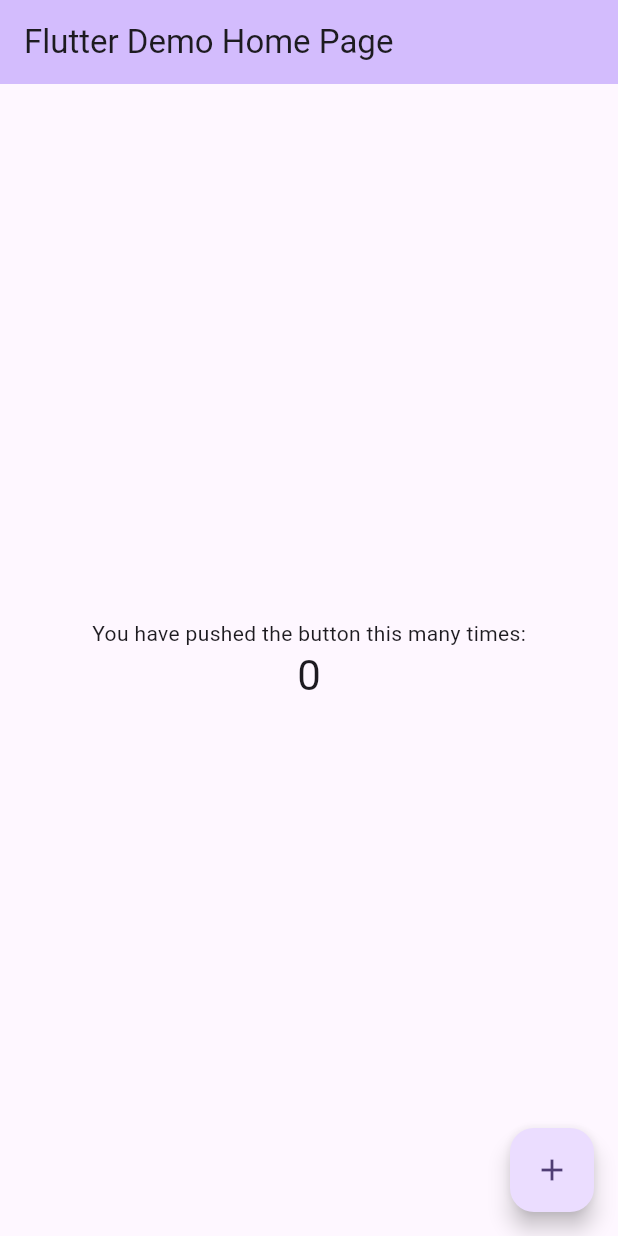
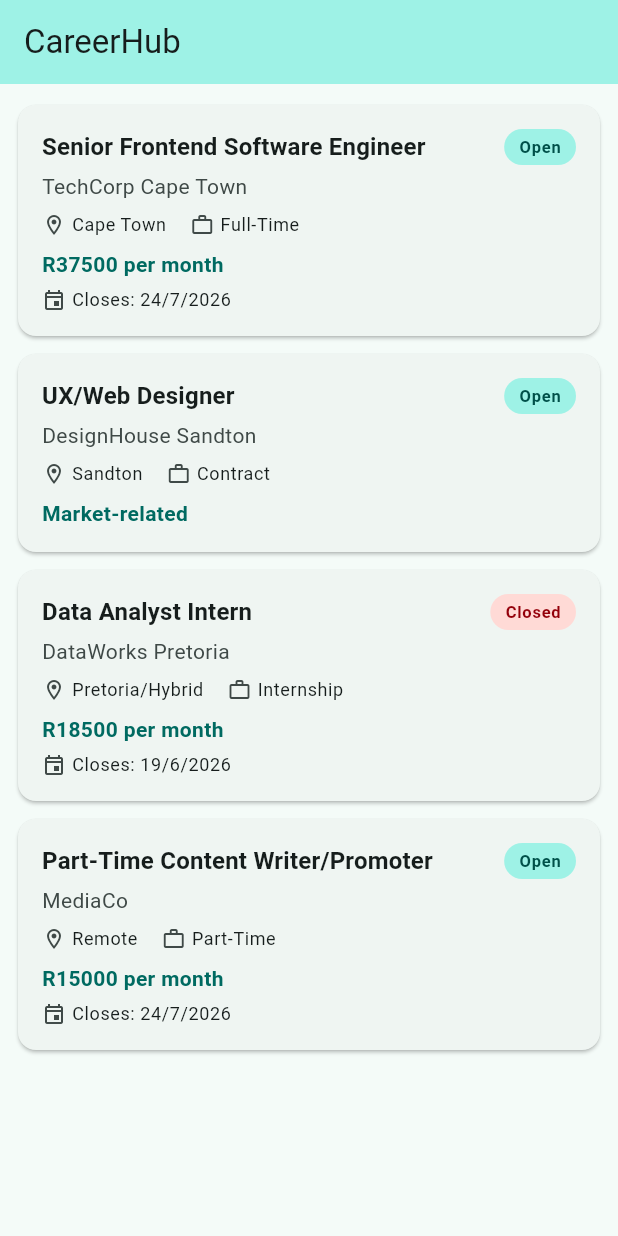
Before and after one commit to Kavin-Maziya/CareerHub_Mobile, a Flutter app: the screen it shows after launch, on a phone screen of 412 x 824 dp. Run offline on Flutter 3.47's test engine with Material 3 defaults, Android fonts, the phone set to English and light mode, and no system bars.

Commit message:
feat: Part 4 - Wire HomeScreen with four job variants and Material 3 theme

```diff
--- a/lib/main.dart
+++ b/lib/main.dart
@@ -1,121 +1,93 @@
+// lib/main.dart
+
 import 'package:flutter/material.dart';
+import 'package:careerhub_mobile/models/job.dart';
+import 'package:careerhub_mobile/widgets/job_card.dart';
 
 void main() {
-  runApp(const MyApp());
+  runApp(const CareerHubApp());
 }
 
-class MyApp extends StatelessWidget {
-  const MyApp({super.key});
+class CareerHubApp extends StatelessWidget {
+  const CareerHubApp({super.key});
 
-  // This widget is the root of your application.
   @override
   Widget build(BuildContext context) {
     return MaterialApp(
-      title: 'Flutter Demo',
+      title: 'CareerHub',
       theme: ThemeData(
-        // This is the theme of your application.
-        //
-        // TRY THIS: Try running your application with "flutter run". You'll see
-        // the application has a purple toolbar. Then, without quitting the app,
-        // try changing the seedColor in the colorScheme below to Colors.green
-        // and then invoke "hot reload" (save your changes or press the "hot
-        // reload" button in a Flutter-supported IDE, or press "r" if you used
-        // the command line to start the app).
-        //
-        // Notice that the counter didn't reset back to zero; the application
-        // state is not lost during the reload. To reset the state, use hot
-        // restart instead.
-        //
-        // This works for code too, not just values: Most code changes can be
-        // tested with just a hot reload.
-        colorScheme: .fromSeed(seedColor: Colors.deepPurple),
+        colorScheme: ColorScheme.fromSeed(
+          seedColor: const Color(0xFF0D3B36), // custom deep teal
+          brightness: Brightness.light,
+        ),
+        useMaterial3: true,
       ),
-      home: const MyHomePage(title: 'Flutter Demo Home Page'),
+      home: const HomeScreen(),
     );
   }
 }
 
-class MyHomePage extends StatefulWidget {
-  const MyHomePage({super.key, required this.title});
+class HomeScreen extends StatelessWidget {
+  const HomeScreen({super.key});
 
-  // This widget is the home page of your application. It is stateful, meaning
-  // that it has a State object (defined below) that contains fields that affect
-  // how it looks.
+  static final List<Job> _jobs = [
 
-  // This class is the configuration for the state. It holds the values (in this
-  // case the title) provided by the parent (in this case the App widget) and
-  // used by the build method of the State. Fields in a Widget subclass are
-  // always marked "final".
+    //Job 1 - Fully populated, open job.
+    Job(
+      title: 'Senior Frontend Software Engineer',
+      company: 'TechCorp Cape Town',
+      location: 'Cape Town',
+      description: 'We are looking for a talented Senior Frontend Engineer...',
+      employmentType: 'Full-Time',
+      isOpen: true,
+      salary: 37500,
+      closingDate: DateTime(2026, 7, 24),
+    ),
 
-  final String title;
+    // Job 2 - Open job, no salary disclosed, no closing date.
+    Job(
+      title: 'UX/Web Designer',
+      company: 'DesignHouse Sandton',
+      location: 'Sandton',
+      description: 'We are looking for a creative UX/Web Designer...',
+      employmentType: 'Contract',
+      isOpen: true,
+    ),
 
-  @override
-  State<MyHomePage> createState() => _MyHomePageState();
-}
+    // Job 3 - Closed job via named constructor.
+    Job.closed(
+      title: 'Data Analyst Intern',
+      company: 'DataWorks Pretoria',
+      location: 'Pretoria/Hybrid',
+      description: 'We are looking for a Data Analyst Intern...',
+      employmentType: 'Internship',
+      salary: 18500,
+      closingDate: DateTime(2026, 6, 19),
+    ),
 
-class _MyHomePageState extends State<MyHomePage> {
-  int _counter = 0;
-
-  void _incrementCounter() {
-    setState(() {
-      // This call to setState tells the Flutter framework that something has
-      // changed in this State, which causes it to rerun the build method below
-      // so that the display can reflect the updated values. If we changed
-      // _counter without calling setState(), then the build method would not be
-      // called again, and so nothing would appear to happen.
-      _counter++;
-    });
-  }
+    // Job 4 - Remote job via named constructor.
+    Job.remote(
+      title: 'Part-Time Content Writer/Promoter',
+      company: 'MediaCo',
+      description: 'We are looking for a Content Writer...',
+      employmentType: 'Part-Time',
+      isOpen: true,
+      salary: 15000,
+      closingDate: DateTime(2026, 7, 24),
+    ),
+  ];
 
   @override
   Widget build(BuildContext context) {
-    // This method is rerun every time setState is called, for instance as done
-    // by the _incrementCounter method above.
-    //
-    // The Flutter framework has been optimized to make rerunning build methods
-    // fast, so that you can just rebuild anything that needs updating rather
-    // than having to individually change instances of widgets.
     return Scaffold(
       appBar: AppBar(
-        // TRY THIS: Try changing the color here to a specific color (to
-        // Colors.amber, perhaps?) and trigger a hot reload to see the AppBar
-        // change color while the other colors stay the same.
-        backgroundColor: Theme.of(context).colorScheme.inversePrimary,
-        // Here we take the value from the MyHomePage object that was created by
-        // the App.build method, and use it to set our appbar title.
-        title: Text(widget.title),
+        title: const Text('CareerHub'),
+        backgroundColor: Theme.of(context).colorScheme.primaryContainer,
       ),
-      body: Center(
-        // Center is a layout widget. It takes a single child and positions it
-        // in the middle of the parent.
-        child: Column(
-          // Column is also a layout widget. It takes a list of children and
-          // arranges them vertically. By default, it sizes itself to fit its
-          // children horizontally, and tries to be as tall as its parent.
-          //
-          // Column has various properties to control how it sizes itself and
-          // how it positions its children. Here we use mainAxisAlignment to
-          // center the children vertically; the main axis here is the vertical
-          // axis because Columns are vertical (the cross axis would be
-          // horizontal).
-          //
-          // TRY THIS: Invoke "debug painting" (choose the "Toggle Debug Paint"
-          // action in the IDE, or press "p" in the console), to see the
-          // wireframe for each widget.
-          mainAxisAlignment: .center,
-          children: [
-            const Text('You have pushed the button this many times:'),
-            Text(
-              '$_counter',
-              style: Theme.of(context).textTheme.headlineMedium,
-            ),
-          ],
-        ),
-      ),
-      floatingActionButton: FloatingActionButton(
-        onPressed: _incrementCounter,
-        tooltip: 'Increment',
-        child: const Icon(Icons.add),
+      body: ListView.builder(
+        padding: const EdgeInsets.symmetric(vertical: 8),
+        itemCount: _jobs.length,
+        itemBuilder: (context, index) => JobCard(job: _jobs[index]),
       ),
     );
   }
```
Also changed, not shown: 1 other file.
